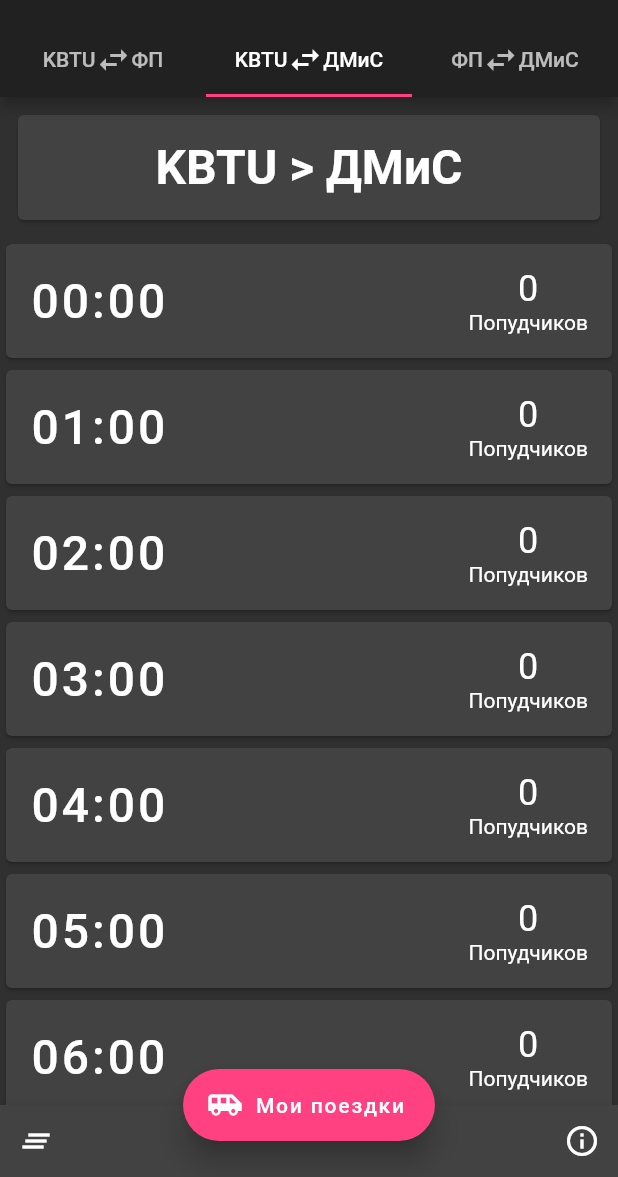
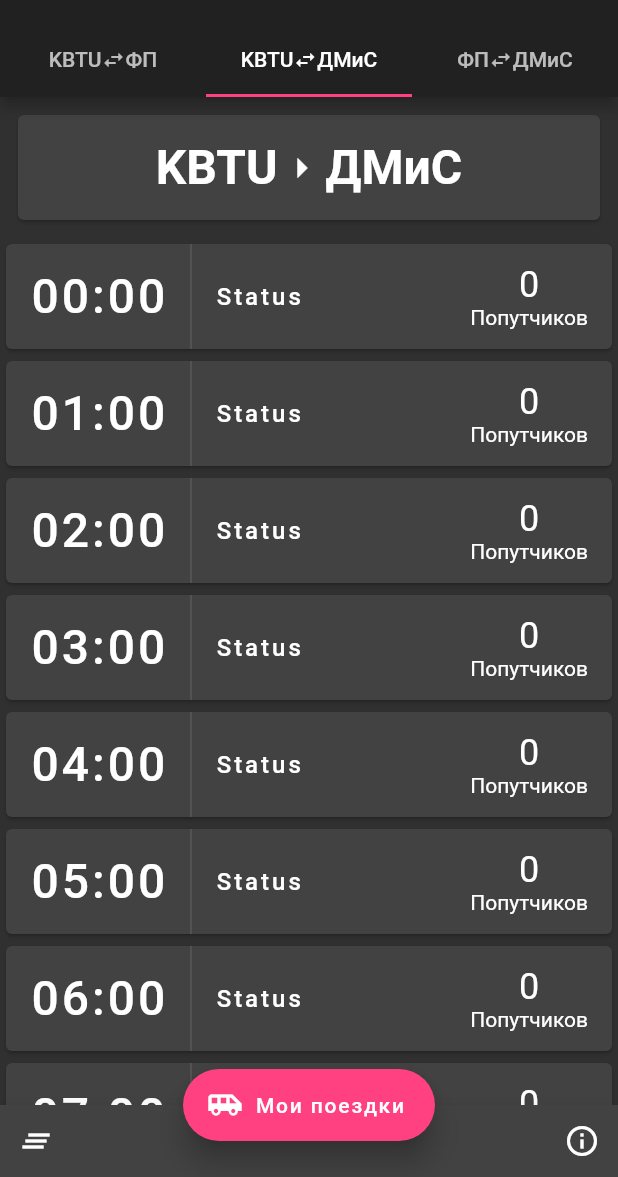
Before and after one commit to Go300/Go300-flutter, a Flutter app: the screen it shows after launch, after a tap on "Начать экономить", on a phone screen of 412 x 824 dp, the part 59-1236 px from its top. Run offline on Flutter 3.47's test engine with Material 2 defaults, Android fonts, the phone set to English and light mode, and no system bars; our stand-ins replace firebase_messaging, shared_preferences; missing offline and left inert: flutter_udid; accounts and stored records are empty; statements that could not run were skipped.

Commit message:
restyle subscriptions

```diff
--- a/lib/api/auth.dart
+++ b/lib/api/auth_service.dart
@@ -27,6 +27,7 @@ class AuthService extends CommonService {
     final response = await http.post(baseURL + "/api/member", body: data);
     if (response.statusCode == 201) {
       Member member = Member.fromJson(json.decode(response.body));
+      saveMemberLocal(member);
       return member;
     } else {
       throw Exception('Failed to load post');
--- a/lib/api/push_notifications.dart
+++ b/lib/api/push_notifications.dart
@@ -12,6 +12,9 @@ class PushNotificationsService {
     void init() {
         FlutterUdid.consistentUdid.then((String uuid) {
           print(uuid);
+        });
+        FlutterUdid.udid.then((String uuid) {
+          print("UUID : " + uuid);
         });
         _firebaseMessaging.configure(
             onMessage: (Map<String, dynamic> message) async {
--- /dev/null
+++ b/lib/api/subscription_service.dart
@@ -0,0 +1,14 @@
+import 'dart:async';
+
+import 'package:flutter/material.dart';
+import 'package:go_300/api/common.dart';
+import 'package:go_300/models/Ride.dart';
+
+class SubscriptionService extends CommonService {
+  Future<List<Ride>> getSubscriptions() async {
+    return [Ride('00','00')];
+  }
+  Future<List<Ride>> toggleSubscription(TimeOfDay time) async {
+    //TODO
+  }
+}
--- a/lib/main.dart
+++ b/lib/main.dart
@@ -1,5 +1,5 @@
 import 'package:flutter/material.dart';
-import 'package:go_300/api/auth.dart';
+import 'package:go_300/api/auth_service.dart';
 import 'package:go_300/api/push_notifications.dart';
 import 'package:go_300/models/AppConstants.dart';
 import 'package:go_300/screens/login_page/login_page.dart';
@@ -9,7 +9,6 @@ import 'package:firebase_messaging/firebase_messaging.dart';
 void main() => runApp(MyApp());
 
 class MyApp extends StatelessWidget {
-
   @override
   Widget build(BuildContext context) {
     pushNotificationsService.init();
--- a/lib/screens/login_page/login_page.dart
+++ b/lib/screens/login_page/login_page.dart
@@ -1,5 +1,5 @@
 import 'package:flutter/material.dart';
-import 'package:go_300/api/auth.dart';
+import 'package:go_300/api/auth_service.dart';
 import 'package:go_300/screens/subscription_page/SubscriptionPage.dart';
 
 class LoginPage extends StatelessWidget {
--- a/lib/screens/subscription_page/SubscriptionPage.dart
+++ b/lib/screens/subscription_page/SubscriptionPage.dart
@@ -61,7 +61,7 @@ class SubscriptionPage extends StatelessWidget {
     return Tab(child: Center(
       child: Row(children: <Widget>[
           Text(leftString),
-          Icon(Icons.swap_horiz),
+          Icon(Icons.swap_horiz, size: 16.0),
           Text(rightString),
         ],
         mainAxisAlignment: MainAxisAlignment.center,
--- a/lib/screens/subscription_page/Widgets/RideDescriptionCard.dart
+++ b/lib/screens/subscription_page/Widgets/RideDescriptionCard.dart
@@ -16,7 +16,14 @@ class RideDescriptionCard extends StatelessWidget {
               onTap: () => {},
               child: Center(child: Padding(
                 padding: const EdgeInsets.all(16.0),
-                child: Text("${ride.from} > ${ride.to}", style: TextStyle(fontSize: 32.0, fontWeight: FontWeight.bold)),
+                child: Row(
+                  mainAxisSize: MainAxisSize.min,
+                  children: <Widget>[
+                    Text("${ride.from}", style: TextStyle(fontSize: 32.0, fontWeight: FontWeight.bold)),
+                    Icon(Icons.arrow_right, size: 32.0),
+                    Text("${ride.to}", style: TextStyle(fontSize: 32.0, fontWeight: FontWeight.bold)),
+                  ],
+                ),
               )),
             ),
           ),
--- a/lib/screens/subscription_page/Widgets/SubscriptionCard.dart
+++ b/lib/screens/subscription_page/Widgets/SubscriptionCard.dart
@@ -11,9 +11,7 @@ class SubscriptionCard extends StatefulWidget {
   State<StatefulWidget> createState() => _SubscriptionCardState();
 }
 
-
 class _SubscriptionCardState extends State<SubscriptionCard> {
-
   @override
   Widget build(BuildContext context) {
     return Material(
@@ -23,8 +21,25 @@ class _SubscriptionCardState extends State<SubscriptionCard> {
             child: Row(
               mainAxisAlignment: MainAxisAlignment.spaceBetween,
               children: <Widget>[
-              Padding(
+                Row(children: <Widget>[
+                  timeLabel(),
+                  currentStatus(),
+                ]),
+                subscriberCount(),
+              ],
+            ),
+          )),
+    );
+  }
+
+  Widget timeLabel() {
+    return Container(
       padding: const EdgeInsets.all(16.0),
+      decoration: const BoxDecoration(
+        border: const Border(
+            right: const BorderSide(
+                width: 0.2, color: const Color(0xCCCCCCCCCC))),
+      ),
       child: Text(
         "${widget.time.toString().substring(10, 15)}",
         style: TextStyle(
@@ -33,21 +48,30 @@ class _SubscriptionCardState extends State<SubscriptionCard> {
           letterSpacing: 2.0,
         ),
       ),
-              ),
-              Padding(
-                padding: const EdgeInsets.all(16.0),
+    );
+  }
+
+  Widget currentStatus() {
+    return Padding(
+      padding: const EdgeInsets.fromLTRB(16.0, 0.0, 0.0, 0.0),
+      child: Text("Status",
+          style: TextStyle(
+            fontSize: 16.0,
+            fontWeight: FontWeight.w500,
+            letterSpacing: 2.0,
+          )),
+    );
+  }
+
+  Widget subscriberCount() {
+    return Padding(
+      padding: const EdgeInsets.fromLTRB(0.0, 0.0, 16.0, 0.0),
       child: Column(
         children: <Widget>[
           Text("0", style: TextStyle(fontSize: 24.0)),
-                    Text("Попудчиков")
+          Text("Попутчиков")
         ],
-                ),
-              )
-            ],
-          ),
-        )
       ),
     );
   }
-
 }
```
Lines whose indentation alone changed are shown as unchanged.
